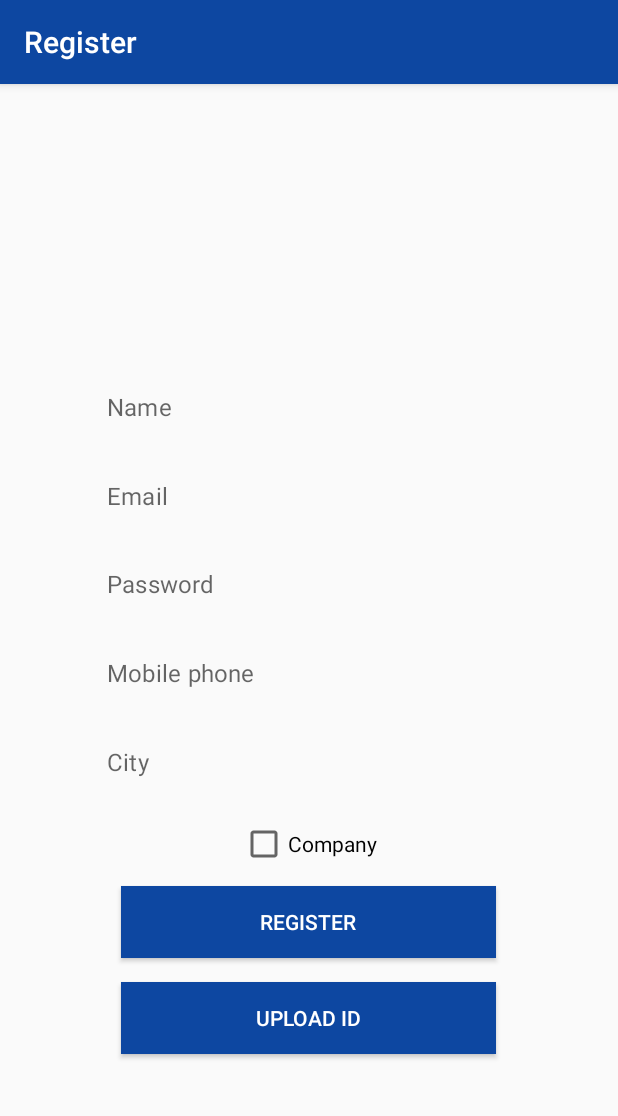
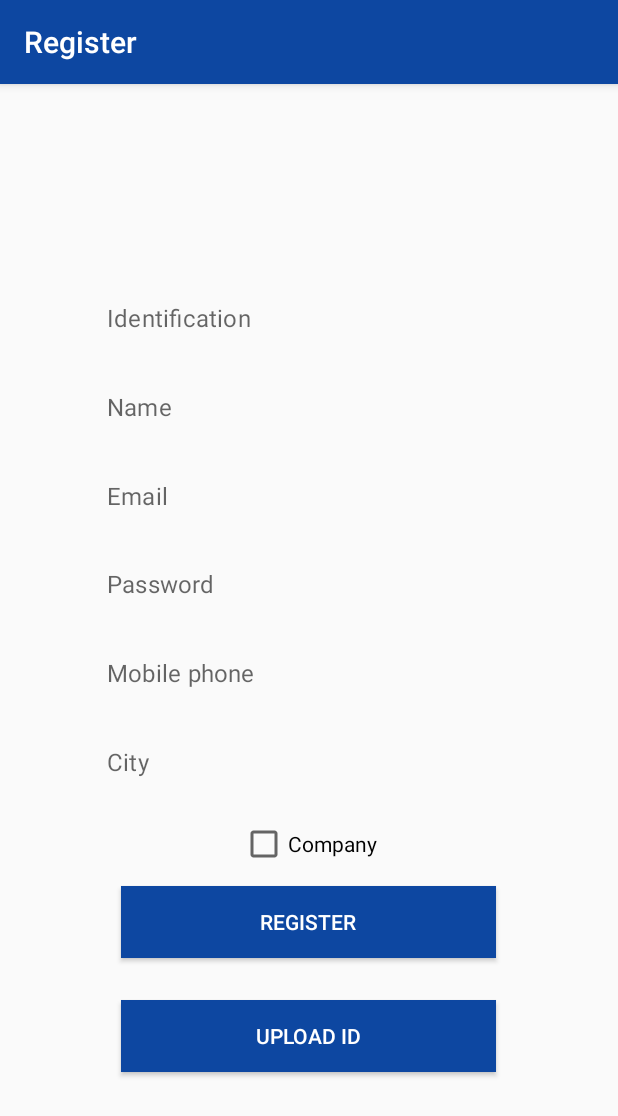
Before and after one commit to COSWProject/Android, an Android app: the RegisterActivity screen opened directly, with no data from a screen before it, on a phone screen of 412 x 824 dp. Shown: the top 1116 px of the screen. Run offline under Robolectric (Android 15) with nearby library versions, the phone set to English and light mode, and no system bars; libraries missing offline, so code that uses them is left out: com.google.firebase.ml.

Commit message:
Id Edit text added

```diff
--- a/app/src/main/res/layout/activity_register.xml
+++ b/app/src/main/res/layout/activity_register.xml
@@ -23,7 +23,7 @@
         app:layout_constraintHorizontal_bias="0.496"
         app:layout_constraintStart_toStartOf="parent"
         app:layout_constraintTop_toTopOf="parent"
-        app:layout_constraintVertical_bias="0.839" />
+        app:layout_constraintVertical_bias="0.856" />
 
     <EditText
         android:id="@+id/userEmail"
@@ -73,10 +73,8 @@
         android:layout_width="300dp"
         android:layout_height="wrap_content"
         android:layout_marginStart="8dp"
-        android:layout_marginLeft="8dp"
         android:layout_marginTop="8dp"
         android:layout_marginEnd="8dp"
-        android:layout_marginRight="8dp"
         android:layout_marginBottom="8dp"
         android:ems="10"
         android:hint="Name"
@@ -87,6 +85,25 @@
         app:layout_constraintStart_toStartOf="parent"
         app:layout_constraintTop_toTopOf="parent"
         app:layout_constraintVertical_bias="0.257" />
+
+    <EditText
+        android:id="@+id/userId"
+        style="@style/Base.Widget.MaterialComponents.TextInputEditText"
+        android:layout_width="300dp"
+        android:layout_height="wrap_content"
+        android:layout_marginStart="8dp"
+        android:layout_marginTop="8dp"
+        android:layout_marginEnd="8dp"
+        android:layout_marginBottom="8dp"
+        android:ems="10"
+        android:hint="Identification"
+        android:inputType="number"
+        app:layout_constraintBottom_toBottomOf="parent"
+        app:layout_constraintEnd_toEndOf="parent"
+        app:layout_constraintHorizontal_bias="0.494"
+        app:layout_constraintStart_toStartOf="parent"
+        app:layout_constraintTop_toTopOf="parent"
+        app:layout_constraintVertical_bias="0.172" />
 
     <EditText
         android:id="@+id/userMobilePhone"
```
